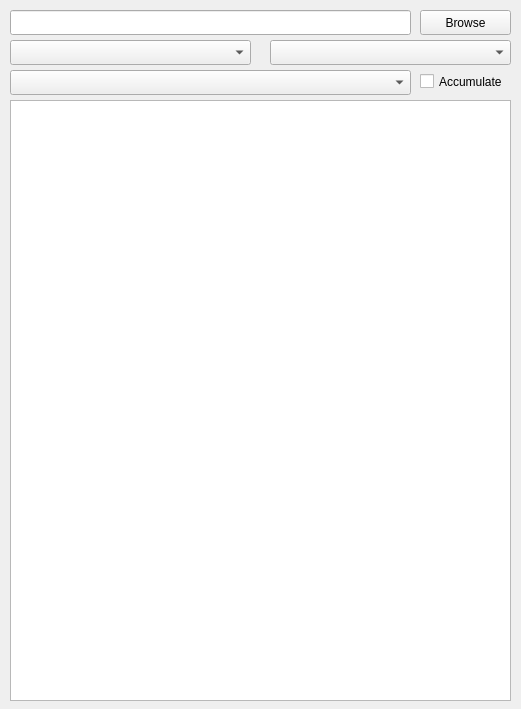
The window that qt/python/mantidqt/widgets/rawdataexplorer/rawdataexplorer.ui (mantidproject/mantid) describes before a commit, drawn with Qt 5.
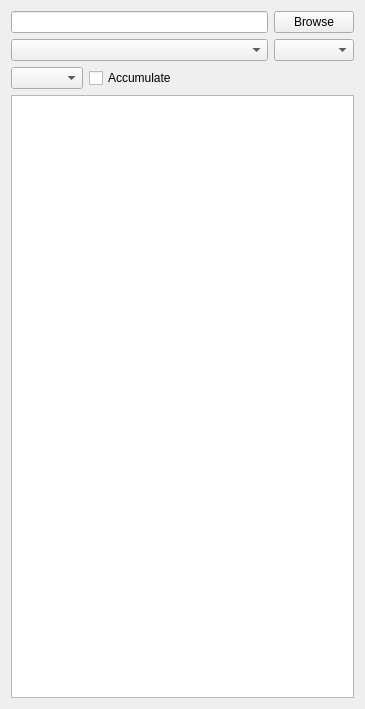
The same window after the commit. Custom widgets are drawn as their Qt base class.

Diff of the .ui file:
```diff
--- a/qt/python/mantidqt/widgets/rawdataexplorer/rawdataexplorer.ui
+++ b/qt/python/mantidqt/widgets/rawdataexplorer/rawdataexplorer.ui
@@ -6,90 +6,87 @@
    <rect>
     <x>0</x>
     <y>0</y>
-    <width>521</width>
+    <width>365</width>
     <height>709</height>
    </rect>
   </property>
   <property name="windowTitle">
    <string>Form</string>
   </property>
-  <widget class="QTreeView" name="fileTree">
-   <property name="geometry">
-    <rect>
-     <x>10</x>
-     <y>100</y>
-     <width>501</width>
-     <height>601</height>
-    </rect>
-   </property>
-  </widget>
-  <widget class="QComboBox" name="targetType">
-   <property name="geometry">
-    <rect>
-     <x>10</x>
-     <y>70</y>
-     <width>401</width>
-     <height>25</height>
-    </rect>
-   </property>
-  </widget>
-  <widget class="QCheckBox" name="accumulate">
-   <property name="geometry">
-    <rect>
-     <x>420</x>
-     <y>70</y>
-     <width>101</width>
-     <height>23</height>
-    </rect>
-   </property>
-   <property name="text">
-    <string>Accumulate</string>
-   </property>
-  </widget>
-  <widget class="QLineEdit" name="repositoryPath">
-   <property name="geometry">
-    <rect>
-     <x>10</x>
-     <y>10</y>
-     <width>401</width>
-     <height>25</height>
-    </rect>
-   </property>
-  </widget>
-  <widget class="QComboBox" name="instrumentSelector">
-   <property name="geometry">
-    <rect>
-     <x>10</x>
-     <y>40</y>
-     <width>241</width>
-     <height>25</height>
-    </rect>
-   </property>
-  </widget>
-  <widget class="QComboBox" name="previewType">
-   <property name="geometry">
-    <rect>
-     <x>270</x>
-     <y>40</y>
-     <width>241</width>
-     <height>25</height>
-    </rect>
-   </property>
-  </widget>
-  <widget class="QPushButton" name="browse">
-   <property name="geometry">
-    <rect>
-     <x>420</x>
-     <y>10</y>
-     <width>91</width>
-     <height>25</height>
-    </rect>
-   </property>
+  <layout class="QGridLayout" name="gridLayout">
+   <item row="2" column="0" rowspan="4" colspan="2">
+    <layout class="QHBoxLayout" name="selection_layout"/>
+   </item>
+   <item row="1" column="0">
+    <widget class="InstrumentSelector" name="instrumentSelector"/>
+   </item>
+   <item row="13" column="0" colspan="2">
+    <widget class="QTreeView" name="fileTree">
+     <property name="sizePolicy">
+      <sizepolicy hsizetype="Expanding" vsizetype="Expanding">
+       <horstretch>0</horstretch>
+       <verstretch>0</verstretch>
+      </sizepolicy>
+     </property>
+    </widget>
+   </item>
+   <item row="0" column="0">
+    <widget class="QLineEdit" name="repositoryPath"/>
+   </item>
+   <item row="0" column="1">
+    <widget class="QPushButton" name="browse">
+     <property name="text">
+      <string>Browse</string>
+     </property>
+    </widget>
+   </item>
+   <item row="12" column="0" colspan="2">
+    <layout class="QHBoxLayout" name="horizontalLayout_2">
+     <item>
+      <widget class="QComboBox" name="targetType"/>
+     </item>
+     <item>
+      <widget class="QCheckBox" name="accumulate">
+       <property name="text">
+        <string>Accumulate</string>
+       </property>
+      </widget>
+     </item>
+     <item>
+      <spacer name="horizontalSpacer">
+       <property name="orientation">
+        <enum>Qt::Horizontal</enum>
+       </property>
+       <property name="sizeHint" stdset="0">
+        <size>
+         <width>40</width>
+         <height>20</height>
+        </size>
+       </property>
+      </spacer>
+     </item>
+    </layout>
+   </item>
+   <item row="1" column="1">
+    <widget class="QComboBox" name="previewType"/>
+   </item>
+  </layout>
+  <action name="actionBrowse">
    <property name="text">
     <string>Browse</string>
    </property>
-  </widget>
+   <property name="toolTip">
+    <string>Browse directories</string>
+   </property>
+  </action>
  </widget>
+ <customwidgets>
+  <customwidget>
+   <class>InstrumentSelector</class>
+   <extends>QComboBox</extends>
+   <header>mantidqt.widgets.instrumentselector</header>
+  </customwidget>
+ </customwidgets>
  <resources/>
  <connections/>
 </ui>
```
Left out of the diff: 23 changed lines with no effect on the pictures.
